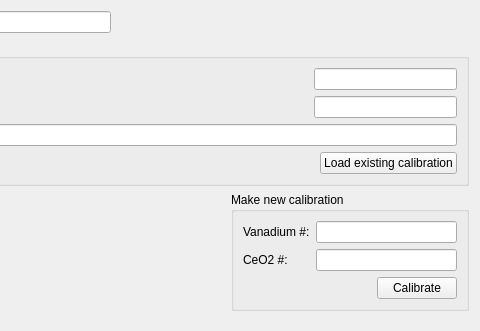
First picture: the form in Code/Mantid/MantidQt/CustomInterfaces/inc/MantidQtCustomInterfaces/EnggDiffraction/EnggDiffractionQtTabCalib.ui, repository mantidproject/mantid, before the edit; both pictures show x 137 to 617 and y 0 to 331 of the 617 by 561 pixel window.
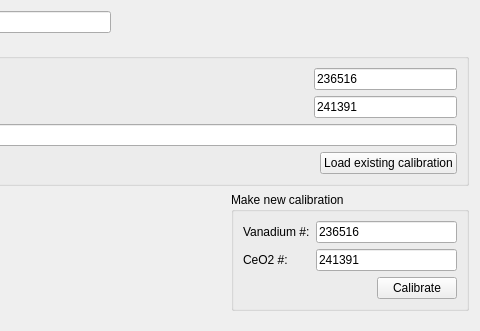
Second picture: the form after the edit.

Commit message: more push btns connected and ui updates, re #12610

Diff of the .ui file:
```diff
--- a/Code/Mantid/MantidQt/CustomInterfaces/inc/MantidQtCustomInterfaces/EnggDiffraction/EnggDiffractionQtTabCalib.ui
+++ b/Code/Mantid/MantidQt/CustomInterfaces/inc/MantidQtCustomInterfaces/EnggDiffraction/EnggDiffractionQtTabCalib.ui
@@ -115,10 +115,18 @@
        </spacer>
       </item>
       <item row="1" column="2" colspan="3">
-       <widget class="QLineEdit" name="lineEdit_ceria_num"/>
+       <widget class="QLineEdit" name="lineEdit_ceria_num">
+        <property name="text">
+         <string>241391</string>
+        </property>
+       </widget>
       </item>
       <item row="0" column="2" colspan="3">
-       <widget class="QLineEdit" name="lineEdit_vanadium_num"/>
+       <widget class="QLineEdit" name="lineEdit_vanadium_num">
+        <property name="text">
+         <string>236516</string>
+        </property>
+       </widget>
       </item>
       <item row="2" column="1" colspan="4">
        <widget class="QLineEdit" name="lineEdit_current_calib_path"/>
@@ -158,7 +166,11 @@
          </widget>
         </item>
         <item row="0" column="1" colspan="2">
-         <widget class="QLineEdit" name="lineEdit_new_van_num"/>
+         <widget class="QLineEdit" name="lineEdit_new_vanadium_num">
+          <property name="text">
+           <string>236516</string>
+          </property>
+         </widget>
         </item>
         <item row="1" column="0">
          <widget class="QLabel" name="label_3">
@@ -168,7 +180,11 @@
          </widget>
         </item>
         <item row="1" column="1" colspan="2">
-         <widget class="QLineEdit" name="lineEdit_new_ceria_num"/>
+         <widget class="QLineEdit" name="lineEdit_new_ceria_num">
+          <property name="text">
+           <string>241391</string>
+          </property>
+         </widget>
         </item>
         <item row="2" column="0" colspan="2">
          <spacer name="horizontalSpacer">
```
Left out of the diff: 2 changed lines with no effect on the pictures. The commit also changes 4 other files.
